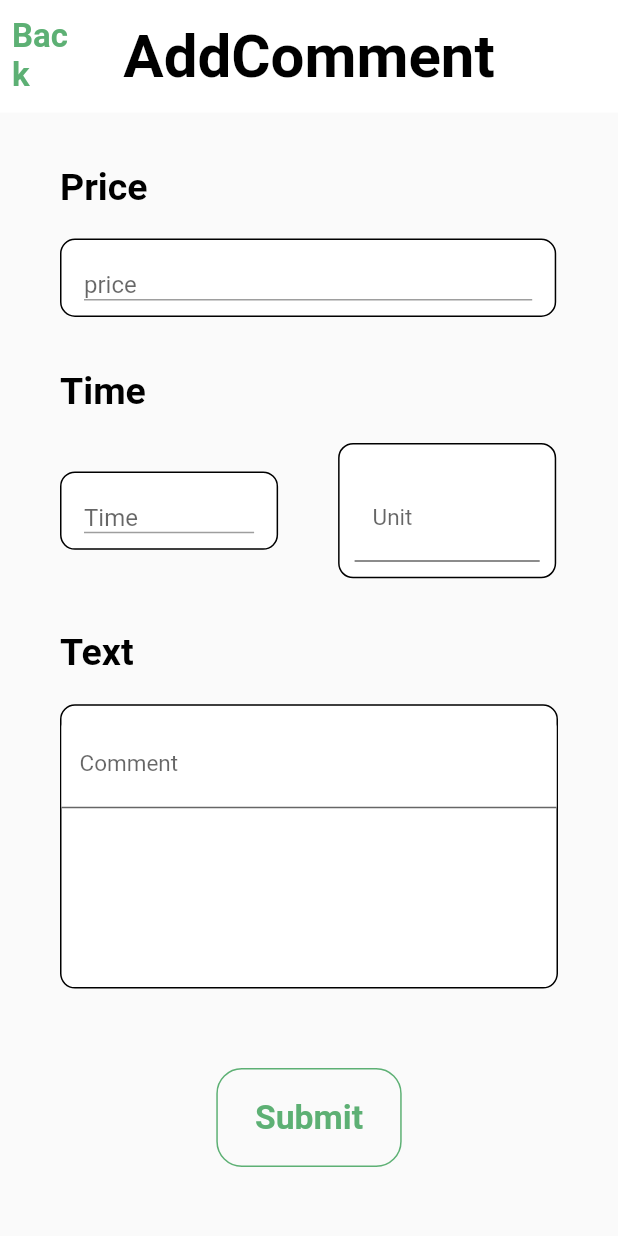
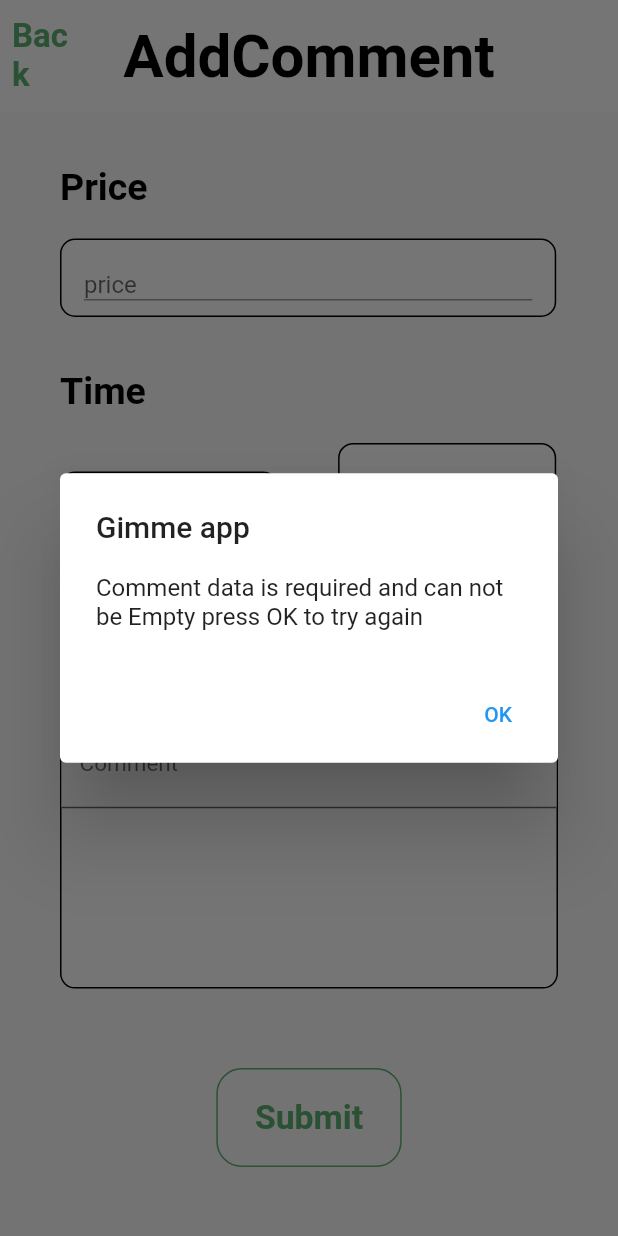
Before and after one commit to eslamohammed/Gimmeflutter, a Flutter app: the AddComment screen opened directly with empty values, after a tap on "Submit", on a phone screen of 412 x 824 dp. Run offline on Flutter 3.47's test engine with Material 2 defaults, Android fonts, the phone set to English and light mode, and no system bars; our stand-ins replace dio, flutter_rating_bar, geocoding, geolocator, get, google_maps_flutter and 4 more; missing offline and left inert: flutter_barcode_scanner, flutter_polyline_points, flutter_stripe, jwt_decode, qr_code_scanner; accounts and stored records are empty.

Commit message:
Adding Exceptions

```diff
--- a/lib/modules/Comments/addComment.dart
+++ b/lib/modules/Comments/addComment.dart
@@ -4,10 +4,10 @@
 import 'package:flutter/gestures.dart';
 import 'package:flutter/material.dart';
 import 'package:gimme/Api/Stripe/createAccount.dart';
+import 'package:gimme/main.dart';
 import 'package:gimme/modules/stripe/createStripeAccountWV.dart';
 import 'package:gimme/widget/InputWidet/customInputNumberField.dart';
 
-import '../../main.dart';
 import 'package:gimme/controller/HomeController.dart';
 
 import 'package:gimme/shared/config.dart';
@@ -222,8 +222,63 @@ class _AddCommentState extends State<AddComment> {
                 onPressed: (){
                    try {
                   //addComment function here
-                  _addComment(context);
+                  //_addComment(context);
                   debugPrint(widget.reqID);
+
+                    if (_priceTextEditingController.text.isNotEmpty) {
+                        if (_timeTextEditingController.text.isNotEmpty) {
+                          if (_unitsTextEditingController.text.isNotEmpty) {
+                            if (_commentTextEditingController.text.isNotEmpty) {
+                              _addComment(context); //function to add Request
+                            } else {
+                              FormHelper.showSimpleAlertDialog(
+                                //time
+                                context,
+                                Config.appName,
+                                "Comment required: Check inserted comment, press OK to try again",
+                                "OK",
+                                () {
+                                  Navigator.pop(context);
+                                },
+                              );
+                            }
+                          } else {
+                            FormHelper.showSimpleAlertDialog(
+                              //price
+                              context,
+                              Config.appName,
+                              "Units required \ninserted worng data ,check units and try again",
+                              "OK",
+                              () {
+                                Navigator.pop(context);
+                              },
+                            );
+                          }
+                        } else {
+                          FormHelper.showSimpleAlertDialog(
+                            //body
+                            context,
+                            Config.appName,
+                            "Time required:\ninserted worng data , time and try again",
+                            "OK",
+                            () {
+                              Navigator.pop(context);
+                              debugPrint("");
+                            },
+                          );
+                        }
+                      } else {
+                        FormHelper.showSimpleAlertDialog(
+                          //all data
+                          context,
+                          Config.appName,
+                          "Comment data is required and can not be Empty press OK to try again",
+                          "OK",
+                          () {
+                            Navigator.pop(context);
+                          },
+                        );
+                      }
                   } catch (err) {
                     print(err);
                   }
```
